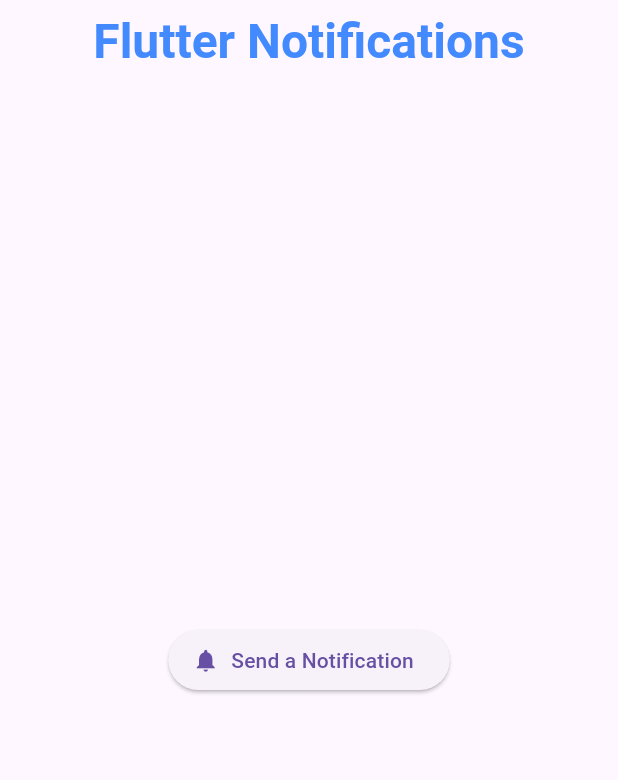
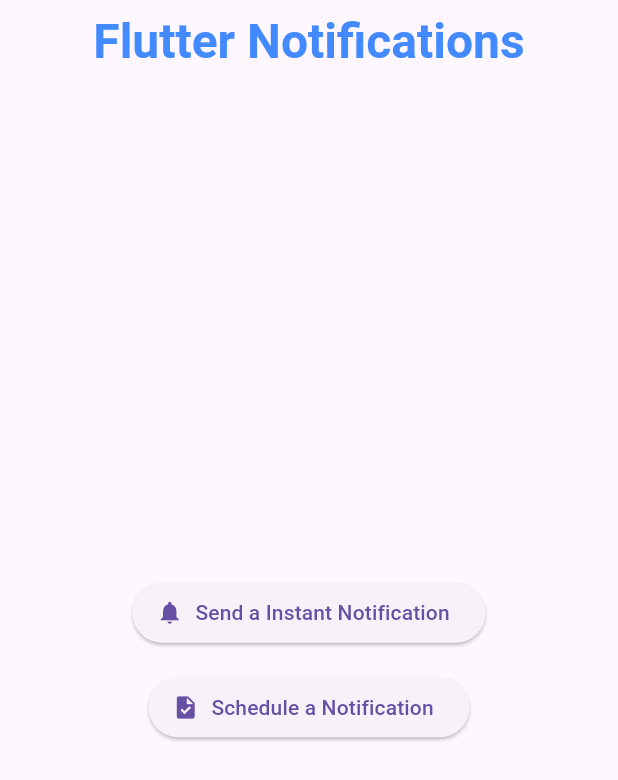
Before and after one commit to PAIshanMadusha/basic-flutter-notifications, a Flutter app: the screen it shows after launch, on a phone screen of 412 x 824 dp. Shown: the top 780 px of the screen. Run offline on Flutter 3.47's test engine with Material 3 defaults, Android fonts, the light colour scheme and no system bars; our stand-ins replace flutter_local_notifications, timezone.

Commit message:
Schedule a Notification

```diff
--- a/lib/main.dart
+++ b/lib/main.dart
@@ -1,14 +1,18 @@
 import 'package:basic_flutter_notifications/notifications/local_notifications_service.dart';
 import 'package:basic_flutter_notifications/pages/home_page.dart';
 import 'package:flutter/material.dart';
+import 'package:timezone/data/latest.dart' as tz;
 
 //NavigatorKey
 final GlobalKey<NavigatorState> navigatorKey = GlobalKey<NavigatorState>();
 
 void main() async{
   WidgetsFlutterBinding.ensureInitialized();
+
   //Initialize the Notification Service
   await LocalNotificationsService.init();
+  tz.initializeTimeZones();
+
   runApp(MyApp());
 }
 
--- a/lib/pages/home_page.dart
+++ b/lib/pages/home_page.dart
@@ -6,6 +6,7 @@
 
   @override
   Widget build(BuildContext context) {
+    final double sizedBoxValue = 15;
     return Scaffold(
       appBar: AppBar(
         title: Text(
@@ -22,19 +23,49 @@
         child: Column(
           mainAxisAlignment: MainAxisAlignment.center,
           children: [
-            ElevatedButton.icon(
+            //Instant Notification
+            customElevatedButton(
               onPressed: () {
                 LocalNotificationsService.showInstantNotification(
-                  title: "Text",
-                  body: "Text Notification By PAIshanMadusha🥰",
+                  title: "Testing Instant 📧",
+                  body: "This is a Test Notification By PAIshanMadusha🥰👻",
                 );
               },
-              label: Text("Send a Notification"),
-              icon: Icon(Icons.notifications),
+              labelData: "Send a Instant Notification",
+              icon: Icons.notifications,
+            ),
+            SizedBox(height: sizedBoxValue),
+            //Schedule a Notification
+            customElevatedButton(
+              onPressed: () {
+                //5 Second from Current Time
+                DateTime duration = DateTime.now().add(
+                  const Duration(seconds: 5),
+                );
+                LocalNotificationsService.scheduleNotification(
+                  title: "Testing Schedule 📧",
+                  body: "This is a Test Notification By PAIshanMadusha🥰👻",
+                  scheduleDate: duration,
+                );
+              },
+              labelData: "Schedule a Notification",
+              icon: Icons.task,
             ),
           ],
         ),
       ),
     );
   }
+
+  ElevatedButton customElevatedButton({
+    required void Function()? onPressed,
+    required String labelData,
+    required IconData icon,
+  }) {
+    return ElevatedButton.icon(
+      onPressed: onPressed,
+      label: Text(labelData),
+      icon: Icon(icon),
+    );
+  }
 }
```
Also changed, not shown: lib/notifications/local_notifications_service.dart (+40 -2 lines).
